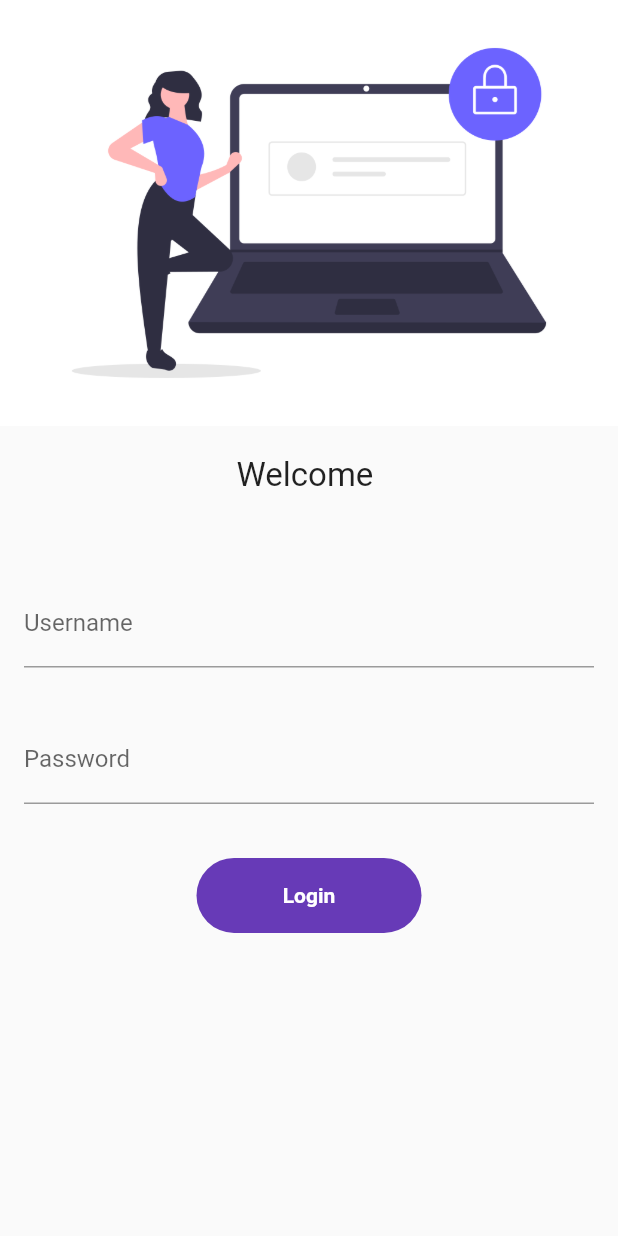
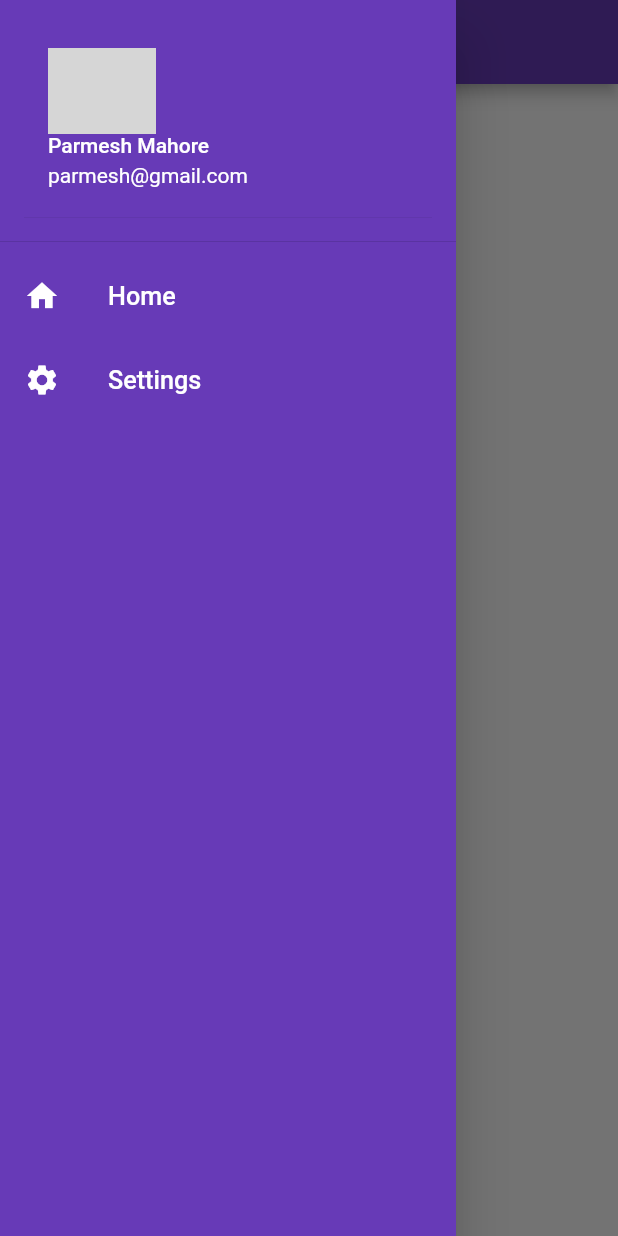
Before and after one commit to parmeshtoyou/flutter-catalog, a Flutter app: the screen it shows after launch, with the side drawer open (before the commit the screen has no drawer), on a phone screen of 412 x 824 dp. Run offline on Flutter 3.47's test engine with Material 2 defaults, Android fonts, the phone set to English and light mode, and no system bars; our stand-ins replace google_fonts; network calls fail; Roboto replaces fonts that are missing (Aclonica); grey boxes are pictures that could not be loaded.

Commit message:
day-9 end

```diff
--- a/lib/main.dart
+++ b/lib/main.dart
@@ -21,7 +21,7 @@ class MyApp extends StatelessWidget {
       darkTheme: ThemeData(
         brightness: Brightness.dark
       ),
-      initialRoute: "/",
+      initialRoute: MyRoutes.homeRoute,
       routes: {
         "/": (context) => LoginPage(),
         MyRoutes.homeRoute: (context) => HomePage(),
--- a/lib/pages/home_page.dart
+++ b/lib/pages/home_page.dart
@@ -1,4 +1,5 @@
 import 'package:flutter/material.dart';
+import 'package:flutter_catalog/widget/drawer.dart';
 
 class HomePage extends StatelessWidget {
 
@@ -6,7 +7,7 @@ class HomePage extends StatelessWidget {
   Widget build(BuildContext context) {
     return Scaffold(
       appBar: AppBar(title: Text("Home Page"),),
-      drawer: Drawer(),
+      drawer: AppDrawer(),
     );
   }
 }
--- a/lib/pages/login_page.dart
+++ b/lib/pages/login_page.dart
@@ -31,7 +31,7 @@ class _LoginPageState extends State<LoginPage> {
       child: Form(
         key: _formKey,
         child: Column(children: [
-          Image.asset("assets/images/login.png", fit: BoxFit.cover),
+          Image.asset("assets/images/hey_login.png", fit: BoxFit.cover),
           SizedBox(height: 20.0),
           Text(
             "Welcome $_name",
--- /dev/null
+++ b/lib/widget/drawer.dart
@@ -0,0 +1,41 @@
+import 'package:flutter/material.dart';
+
+class AppDrawer extends StatelessWidget {
+  @override
+  Widget build(BuildContext context) {
+    String imageUrl =
+        "https://avatars.githubusercontent.com/u/2944296?s=400&u=311408878d5efa13104799deee82b75224440f65&v=4";
+    return Drawer(
+      backgroundColor: Colors.deepPurple,
+      child: ListView(
+        children: [
+          DrawerHeader(
+            child: UserAccountsDrawerHeader(
+              accountEmail: Text("parmesh@gmail.com"),
+              accountName: Text("Parmesh Mahore"),
+              currentAccountPicture: CircleAvatar(
+                backgroundImage: NetworkImage(imageUrl),
+              ),
+            ),
+          ),
+          ListTile(
+            leading: Icon(Icons.home, color: Colors.white),
+            title: Text(
+              "Home",
+              textScaleFactor: 1.2,
+              style: TextStyle(color: Colors.white),
+            ),
+          ),
+          ListTile(
+            leading: Icon(Icons.settings, color: Colors.white),
+            title: Text(
+              "Settings",
+              textScaleFactor: 1.2,
+              style: TextStyle(color: Colors.white),
+            ),
+          )
+        ],
+      ),
+    );
+  }
+}
```
Also changed, not shown: assets/images/hey_login.png (added), assets/images/login.png (deleted).
